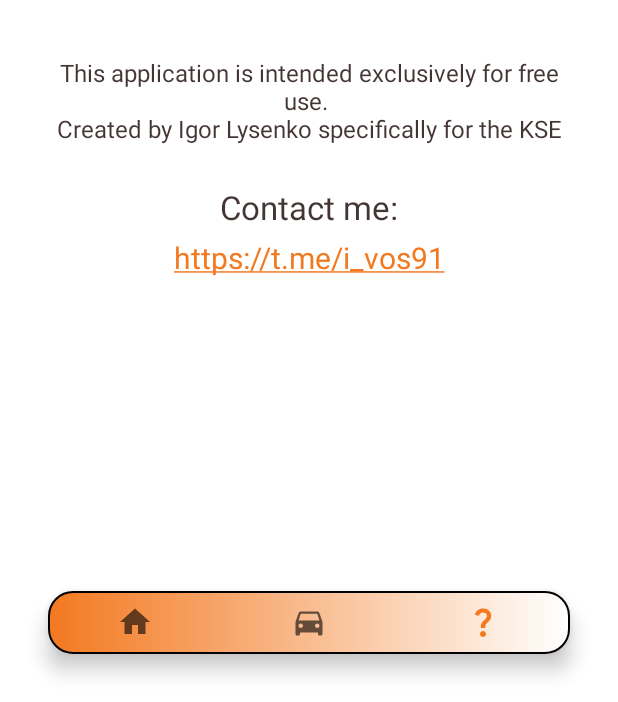
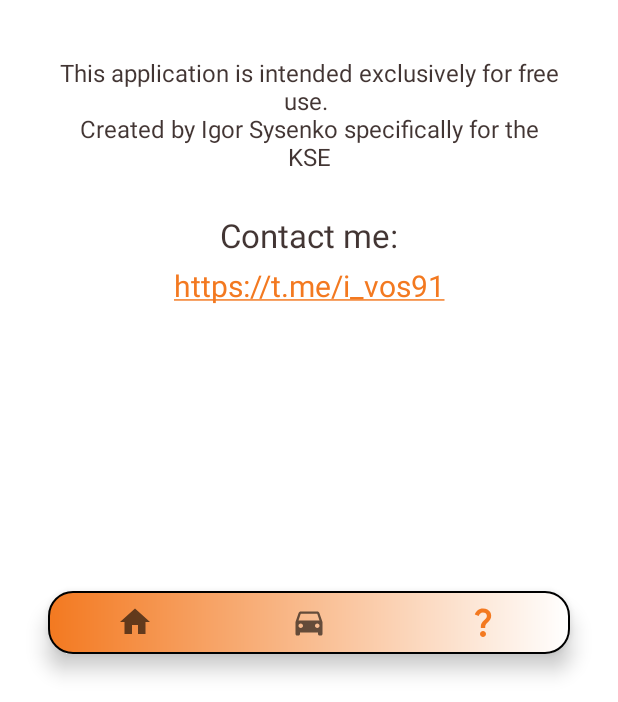
Before and after one commit to IgorVoskresensky/KSE_test, an Android app: the screen it shows after launch (MainActivity), item 3 of the bottom bar chosen, on a phone screen of 412 x 824 dp, the part 534-1236 px from its top. Run offline under Robolectric (Android 15) with nearby library versions, the phone set to English and light mode, and no system bars; our stand-ins replace Dagger/Hilt's generated code, Room's generated code, navigation-ui; Roboto replaces fonts that are not available here.

Commit message:
Update strings.xml

```diff
--- a/app/src/main/res/values/strings.xml
+++ b/app/src/main/res/values/strings.xml
@@ -17,7 +17,7 @@
     <string name="price_et">Price</string>
     <string name="done">Done!</string>
     <string name="year">Year</string>
-    <string name="about_text">This application is intended exclusively for free use. \nCreated by Igor Lysenko specifically for the "KSE"</string>
+    <string name="about_text">This application is intended exclusively for free use. \nCreated by Igor Sysenko specifically for the "KSE"</string>
     <string name="filter_by_manufacturer">Filter by manufacturer</string>
     <string name="search">Search</string>
     <string name="year_item">year:</string>
```
